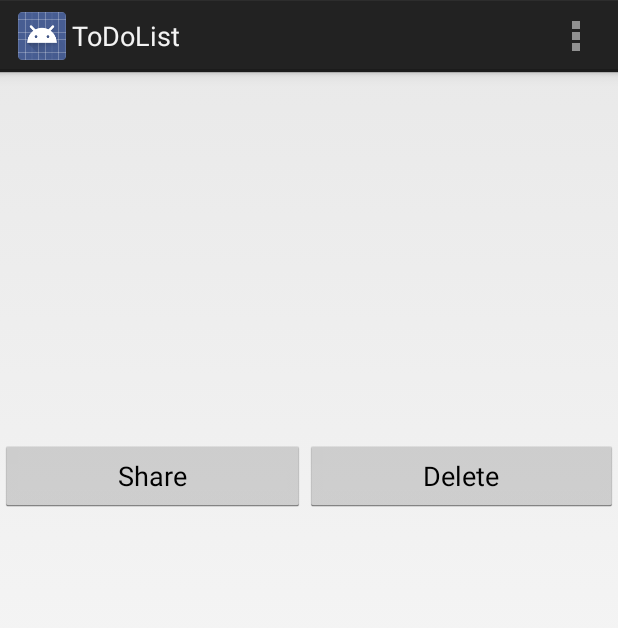
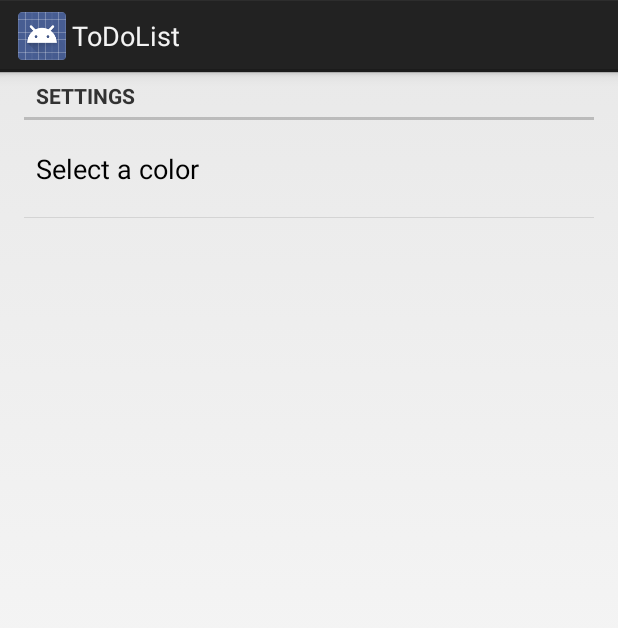
Before and after one commit to xRand/ToDoList, an Android app: the DetailsActivity screen opened directly, with no data from a screen before it, in the options menu, after a tap on "Settings", on a phone screen of 412 x 824 dp. Shown: the top 628 px of the screen. Run offline under Robolectric (Android 15) with nearby library versions, the phone set to English and light mode, and no system bars.

Commit message:
color pref

```diff
--- a/app/src/main/AndroidManifest.xml
+++ b/app/src/main/AndroidManifest.xml
@@ -18,6 +18,7 @@
             </intent-filter>
         </activity>
         <activity android:name=".DetailsActivity"/>
+        <activity android:name=".PrefActivity"/>
 
     </application>
 
--- a/app/src/main/java/com/example/ilja/myapplication/MyActivity.java
+++ b/app/src/main/java/com/example/ilja/myapplication/MyActivity.java
@@ -3,7 +3,9 @@ package com.example.ilja.myapplication;
 import android.app.Activity;
 import android.content.Intent;
 import android.content.SharedPreferences;
+import android.graphics.Color;
 import android.os.Bundle;
+import android.preference.PreferenceManager;
 import android.text.format.DateFormat;
 import android.view.Menu;
 import android.view.MenuItem;
@@ -28,7 +30,8 @@ public class MyActivity extends Activity {
 
     ArrayList<ListItems> list = new ArrayList<ListItems>();
     MyAdapter adapter;
-
+    SharedPreferences sp;
+    ListView listView;
 
     @Override
     protected void onCreate(Bundle savedInstanceState) {
@@ -36,8 +39,10 @@ public class MyActivity extends Activity {
         setContentView(R.layout.activity_my);
 
         adapter = new MyAdapter(this, list);
-        final ListView listView = (ListView) findViewById(R.id.listView);
+        listView = (ListView) findViewById(R.id.listView);
         listView.setAdapter(adapter);
+
+        sp = PreferenceManager.getDefaultSharedPreferences(this);
 
         //запуск второго активити
         listView.setOnItemClickListener(new AdapterView.OnItemClickListener() {
@@ -108,6 +113,16 @@ public class MyActivity extends Activity {
     }
 
     @Override
+    protected void onResume() {
+        //окрашиваем тутдулист
+        String color = sp.getString("color", "error");
+        if(color=="error") color = "YELLOW";
+        listView.setBackgroundColor(Color.parseColor(color));
+
+        super.onResume();
+    }
+
+    @Override
     protected void onPause(){
         saveList();
         super.onPause();
@@ -127,6 +142,9 @@ public class MyActivity extends Activity {
         // as you specify a parent activity in AndroidManifest.xml.
         int id = item.getItemId();
         if (id == R.id.action_settings) {
+            Intent sss = new Intent(MyActivity.this, PrefActivity.class);
+            startActivity(sss);
+
             return true;
         }
         return super.onOptionsItemSelected(item);
--- a/app/src/main/java/com/example/ilja/myapplication/MyAdapter.java
+++ b/app/src/main/java/com/example/ilja/myapplication/MyAdapter.java
@@ -78,7 +78,7 @@ public class MyAdapter extends BaseAdapter  {
         public void onCheckedChanged(CompoundButton compoundButton, boolean b) {
             int pos = (Integer) compoundButton.getTag();
             String done = "";
-            if(b) done = (String) DateFormat.format("dd.MM.yyyy mm:ss", new Date());
+            if(b) done = (String) DateFormat.format("dd.MM.yyyy", new Date());
 
             ListItems item = new ListItems (b, list.get(pos).todo, list.get(pos).created, done);
             list.set(pos, item);
--- /dev/null
+++ b/app/src/main/java/com/example/ilja/myapplication/PrefActivity.java
@@ -0,0 +1,12 @@
+package com.example.ilja.myapplication;
+
+import android.os.Bundle;
+import android.preference.PreferenceActivity;
+
+public class PrefActivity extends PreferenceActivity {
+    @Override
+    protected void onCreate(Bundle savedInstanceState) {
+        super.onCreate(savedInstanceState);
+        addPreferencesFromResource(R.xml.settings);
+    }
+}
--- a/app/src/main/res/layout/details.xml
+++ b/app/src/main/res/layout/details.xml
@@ -2,38 +2,40 @@
 
 <LinearLayout xmlns:android="http://schemas.android.com/apk/res/android"
     android:orientation="vertical" android:layout_width="match_parent"
-    android:layout_height="match_parent"
-    android:weightSum="1">
+    android:layout_height="match_parent">
 
     <TextView
         android:layout_width="match_parent"
         android:layout_height="wrap_content"
-        android:textAppearance="?android:attr/textAppearanceLarge"
+        android:textAppearance="@android:style/TextAppearance.DeviceDefault.Small"
         android:id="@+id/details"
+        android:text="TESTSDSDSDS"
         android:layout_gravity="center_horizontal"
-        android:layout_weight="0.31" />
+        android:layout_margin="@dimen/activity_horizontal_margin"
+        android:editable="true" />
 
     <LinearLayout
         android:orientation="horizontal"
         android:layout_width="match_parent"
         android:layout_height="wrap_content"
         android:layout_gravity="center_horizontal"
-        android:layout_weight="0.31">
+        android:layout_weight="2"
+        android:layout_margin="@dimen/activity_horizontal_margin">
 
         <Button
-            android:layout_width="wrap_content"
+            android:layout_width="0dp"
             android:layout_height="wrap_content"
             android:text="Share"
             android:id="@+id/btnShare"
-            android:layout_weight="0.31" />
+            android:layout_weight="1" />
 
         <Button
-            android:layout_width="wrap_content"
+            android:layout_width="0dp"
             android:layout_height="wrap_content"
             android:text="Delete"
             android:id="@+id/btnDel"
             android:layout_gravity="right"
-            android:layout_weight="0.31" />
+            android:layout_weight="1"/>
     </LinearLayout>
 
 </LinearLayout>
--- a/app/src/main/res/values/strings.xml
+++ b/app/src/main/res/values/strings.xml
@@ -5,5 +5,12 @@
     <string name="hello_world">Hello world!</string>
     <string name="action_settings">Settings</string>
     <string name="share">Share your text using:</string>
-
+    <string-array name="colors">
+        <item>RED</item>
+        <item>BLUE</item>
+        <item>YELLOW</item>
+        <item>GREEN</item>
+        <item>BLACK</item>
+        <item>WHITE</item>
+    </string-array>
 </resources>
--- a/app/src/main/res/xml/settings.xml
+++ b/app/src/main/res/xml/settings.xml
@@ -2,4 +2,14 @@
 
 <PreferenceScreen xmlns:android="http://schemas.android.com/apk/res/android">
 
+    <PreferenceCategory android:title="Settings" >
+        <ListPreference
+            android:title="Select a color"
+            android:entries="@array/colors"
+            android:entryValues="@array/colors"
+            android:defaultValue="YELLOW"
+            android:key="color">
+        </ListPreference>
+    </PreferenceCategory>
+
 </PreferenceScreen>
```
Also changed, not shown: app/src/main/res/layout/mylist.xml (+6 -5 lines).
